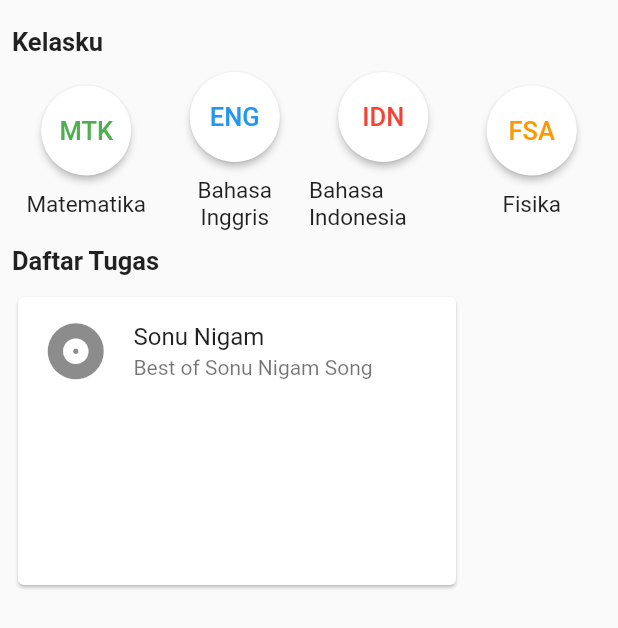
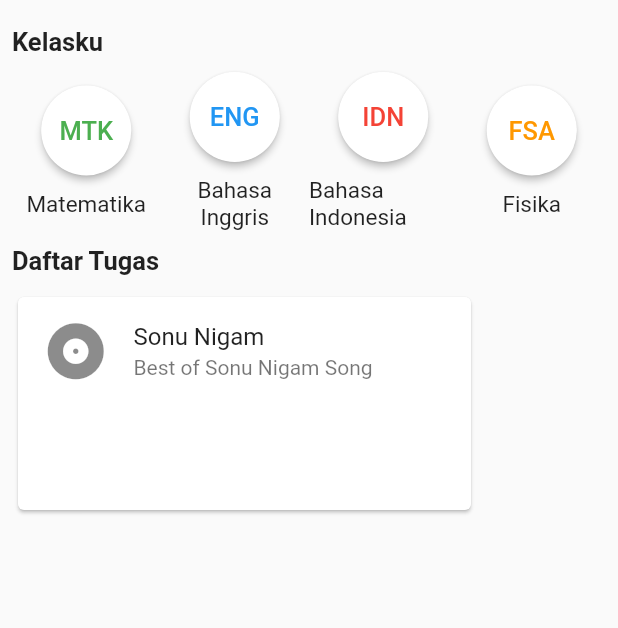
Before and after one commit to Politeknik-Banyuwangi/project-uas-project-uas-eclass-kel3, a Flutter app: the screen it shows after launch, on a phone screen of 412 x 824 dp. Shown: the top 628 px of the screen. Run offline on Flutter 3.47's test engine with Material 2 defaults, Android fonts, the phone set to English and light mode, and no system bars.

```diff
--- a/lib/pages/home_page.dart
+++ b/lib/pages/home_page.dart
@@ -111,8 +111,8 @@ class Homepage extends StatelessWidget {
           child: Row(
             children: [
               Container(
-                  height: 200,
-                  width: 300,
+                  height: 150,
+                  width: 310,
                   child: Card(
                     child: Column(
                       mainAxisSize: MainAxisSize.min,
```
Also changed, not shown: 1 other file.
